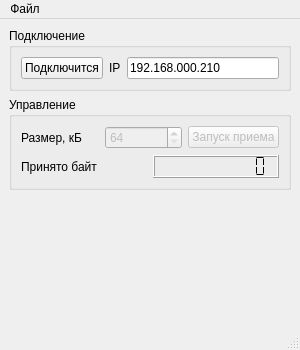
reffum/digitizer_pc, file mainwindow.ui: the form before one commit.
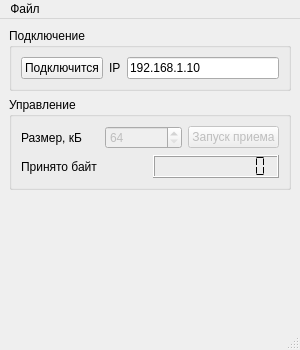
The form after the commit.

```diff
--- a/mainwindow.ui
+++ b/mainwindow.ui
@@ -52,10 +52,10 @@
          <item>
           <widget class="QLineEdit" name="ip_lineEdit">
            <property name="inputMask">
-            <string>000.000.000.000;_</string>
+            <string/>
            </property>
            <property name="text">
-            <string>192.168.000.210</string>
+            <string>192.168.1.10</string>
            </property>
           </widget>
          </item>
```
